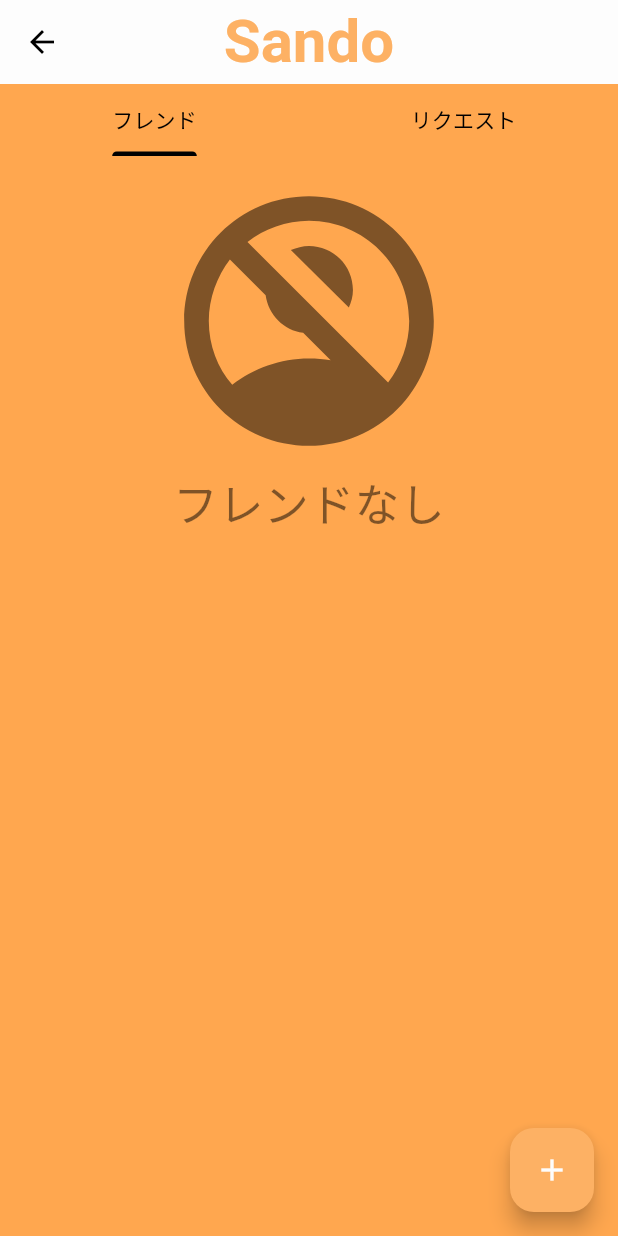
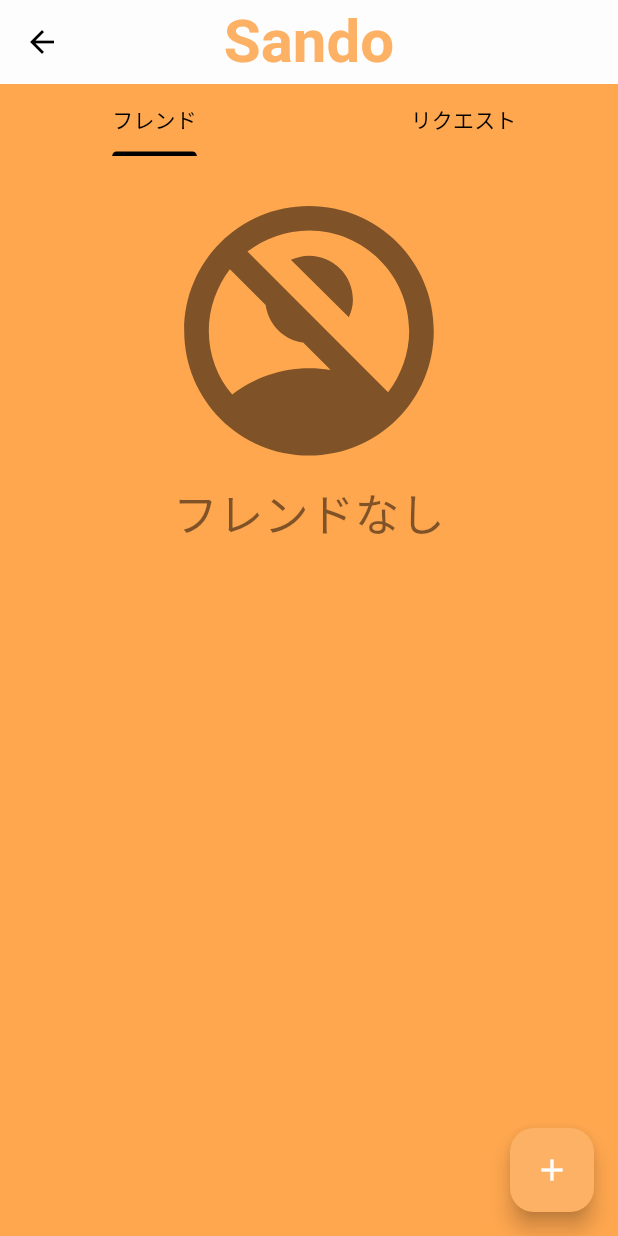
Before and after one commit to JOIMathProject/calendar_sharing, a Flutter app: the FriendsScreen screen opened directly, on a phone screen of 412 x 824 dp. Run offline on Flutter 3.47's test engine with Material 3 defaults, Android fonts, the phone set to English and light mode, and no system bars; our stand-ins replace firebase_auth, firebase_core, firebase_messaging, flutter_chat_types, flutter_chat_ui, google_fonts and 5 more; missing offline and left inert: extension_google_sign_in_as_googleapis_auth, googleapis, rrule, syncfusion_localizations; accounts and stored records are empty; network calls fail; Roboto replaces fonts that are missing (Pacifico).

Commit message:
sizedboxの大きさを画面のサイズによって変わるように

```diff
--- a/lib/screen/friendsScreen.dart
+++ b/lib/screen/friendsScreen.dart
@@ -6,6 +6,7 @@ import '../services/APIcalls.dart';
 import '../services/UserData.dart';
 import 'friendProfile.dart';
 import '../setting/color.dart' as GlobalColor;
+import 'package:calendar_sharing/setting/size_config.dart';
 
 class FriendsScreen extends StatefulWidget {
   @override
@@ -65,6 +66,7 @@ class _FriendsScreenState extends State<FriendsScreen> {
 
   @override
   Widget build(BuildContext context) {
+    SizeConfig().init(context);
     UserData userData = Provider.of<UserData>(context);
     List<FriendInformation> friends = userData.friends;
     List<FriendRequestInformation> requests = userData.receivedRequests;
@@ -115,7 +117,7 @@ class _FriendsScreenState extends State<FriendsScreen> {
   Column Requests(List<FriendRequestInformation> requests, UserData userData) {
     return Column(
       children: [
-        SizedBox(height: 10),
+        SizedBox(height: SizeConfig.blockSizeVertical!*2),
         if (requests.isNotEmpty)
           Expanded(
             child: RefreshIndicator(
@@ -138,7 +140,7 @@ class _FriendsScreenState extends State<FriendsScreen> {
                                     "https://calendar-files.woody1227.com/user_icon/" +
                                         requests[index].uicon),
                               ),
-                              SizedBox(width: 20),
+                              SizedBox(width: SizeConfig.blockSizeHorizontal!*3),
                               // 名前
                               Column(
                                 crossAxisAlignment: CrossAxisAlignment.start,
@@ -198,7 +200,7 @@ class _FriendsScreenState extends State<FriendsScreen> {
                                     "https://calendar-files.woody1227.com/user_icon/" +
                                         requests[index].uicon),
                               ),
-                              SizedBox(width: 20),
+                              SizedBox(width: SizeConfig.blockSizeHorizontal!*3),
                               // 名前
                               Column(
                                 crossAxisAlignment: CrossAxisAlignment.start,
@@ -285,7 +287,7 @@ class _FriendsScreenState extends State<FriendsScreen> {
 
   Column Friends(List<FriendInformation> friends) {
     return Column(children: [
-      SizedBox(height: 10),
+      SizedBox(height: SizeConfig.blockSizeVertical!*2),
       if (friends.isNotEmpty)
         Expanded(
           child: RefreshIndicator(
@@ -309,7 +311,7 @@ class _FriendsScreenState extends State<FriendsScreen> {
                                   "https://calendar-files.woody1227.com/user_icon/" +
                                       friends[index].uicon),
                             ),
-                            SizedBox(width: 20),
+                            SizedBox(width: SizeConfig.blockSizeHorizontal!*3),
                             // 名前
                             Column(
                               crossAxisAlignment: CrossAxisAlignment.start,
--- /dev/null
+++ b/lib/setting/size_config.dart
@@ -0,0 +1,30 @@
+import 'package:flutter/material.dart';
+import 'package:flutter/widgets.dart';
+
+class SizeConfig {
+  static MediaQueryData? _mediaQueryData;
+  static double? screenWidth;
+  static double? screenHeight;
+  static double? blockSizeHorizontal;
+  static double? blockSizeVertical;
+
+  static double? _safeAreaHorizontal;
+  static double? _safeAreaVertical;
+  static double? safeBlockHorizontal;
+  static double? safeBlockVertical;
+
+  void init(BuildContext context) {
+    _mediaQueryData = MediaQuery.of(context);
+    screenWidth = _mediaQueryData!.size.width;
+    screenHeight = _mediaQueryData!.size.height;
+    blockSizeHorizontal = screenWidth! / 100;
+    blockSizeVertical = screenHeight! / 100;
+
+    _safeAreaHorizontal =
+        _mediaQueryData!.padding.left + _mediaQueryData!.padding.right;
+    _safeAreaVertical =
+        _mediaQueryData!.padding.top + _mediaQueryData!.padding.bottom;
+    safeBlockHorizontal = (screenWidth! - _safeAreaHorizontal!) / 100;
+    safeBlockVertical = (screenHeight! - _safeAreaVertical!) / 100;
+  }
+}
```
